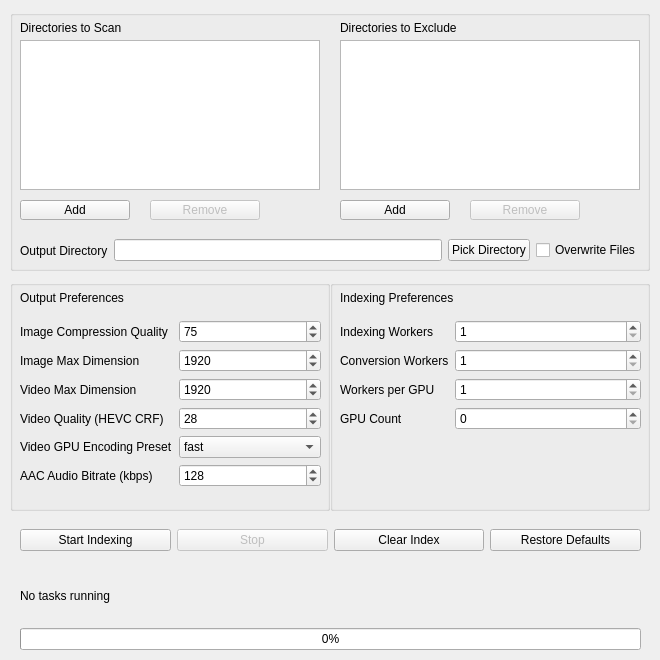
This is assets/mainwindow.ui in sabaatworld/batch-media-compressor as Qt 5 draws it before an edit. The edited form follows.
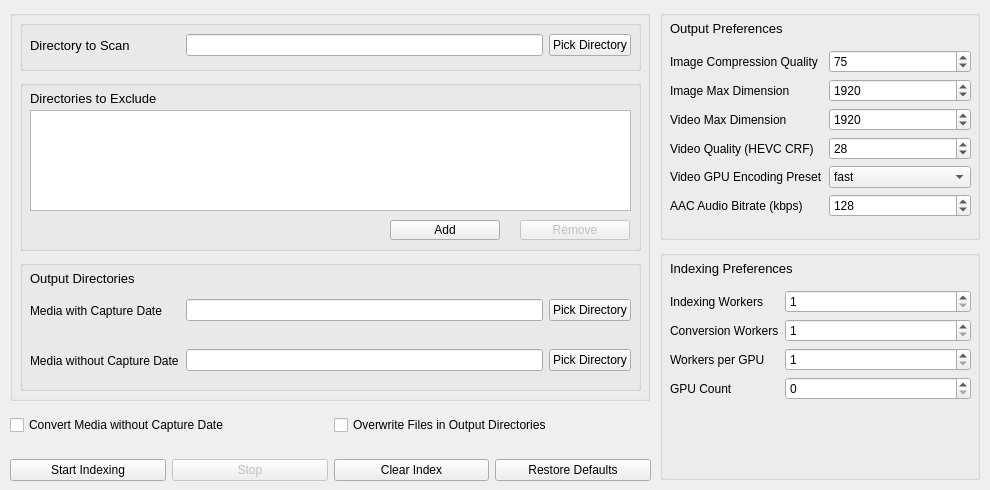
This is the edited form.

Commit message: Added HTTP server. API is not ready yet. Added ability to skip convertion of files with no captureDate. Added ability to have a different directory for files with no captureDate. Revamped UI. Monitored directories are now restricted to one.

Patch:
```diff
--- a/assets/mainwindow.ui
+++ b/assets/mainwindow.ui
@@ -6,8 +6,8 @@
    <rect>
     <x>0</x>
     <y>0</y>
-    <width>660</width>
-    <height>660</height>
+    <width>990</width>
+    <height>490</height>
    </rect>
   </property>
   <property name="windowTitle">
@@ -20,9 +20,9 @@
    <widget class="QWidget" name="horizontalLayoutWidget_2">
     <property name="geometry">
      <rect>
-      <x>20</x>
-      <y>520</y>
-      <width>621</width>
+      <x>10</x>
+      <y>450</y>
+      <width>641</width>
       <height>41</height>
      </rect>
     </property>
@@ -78,42 +78,13 @@
      </item>
     </layout>
    </widget>
-   <widget class="QWidget" name="verticalLayoutWidget">
-    <property name="geometry">
-     <rect>
-      <x>20</x>
-      <y>570</y>
-      <width>621</width>
-      <height>80</height>
-     </rect>
-    </property>
-    <layout class="QVBoxLayout" name="verticalLayout">
-     <item>
-      <widget class="QLabel" name="lblTaskStatus">
-       <property name="text">
-        <string>No tasks running</string>
-       </property>
-      </widget>
-     </item>
-     <item>
-      <widget class="QProgressBar" name="pbTaskProgress">
-       <property name="value">
-        <number>0</number>
-       </property>
-       <property name="textVisible">
-        <bool>true</bool>
-       </property>
-      </widget>
-     </item>
-    </layout>
-   </widget>
    <widget class="QGroupBox" name="groupBox">
     <property name="geometry">
      <rect>
       <x>10</x>
       <y>10</y>
       <width>640</width>
-      <height>261</height>
+      <height>391</height>
      </rect>
     </property>
     <property name="title">
@@ -128,158 +99,250 @@
     <property name="checkable">
      <bool>false</bool>
     </property>
-    <widget class="QLabel" name="Dirs_2">
+    <widget class="QGroupBox" name="groupBox_4">
      <property name="geometry">
       <rect>
-       <x>330</x>
-       <y>10</y>
-       <width>291</width>
-       <height>16</height>
-      </rect>
-     </property>
-     <property name="text">
-      <string>Directories to Exclude</string>
-     </property>
-    </widget>
-    <widget class="QListWidget" name="lwDirsToExclude">
-     <property name="geometry">
-      <rect>
-       <x>330</x>
-       <y>30</y>
-       <width>300</width>
-       <height>150</height>
-      </rect>
-     </property>
-    </widget>
-    <widget class="QPushButton" name="btnAddDirToExclude">
-     <property name="geometry">
-      <rect>
-       <x>330</x>
-       <y>190</y>
-       <width>110</width>
-       <height>20</height>
-      </rect>
-     </property>
-     <property name="text">
-      <string>Add</string>
-     </property>
-    </widget>
-    <widget class="QPushButton" name="btnDelDirToScan">
-     <property name="enabled">
-      <bool>false</bool>
-     </property>
-     <property name="geometry">
-      <rect>
-       <x>140</x>
-       <y>190</y>
-       <width>110</width>
-       <height>20</height>
-      </rect>
-     </property>
-     <property name="text">
-      <string>Remove</string>
-     </property>
-    </widget>
-    <widget class="QListWidget" name="lwDirsToScan">
-     <property name="geometry">
-      <rect>
        <x>10</x>
-       <y>30</y>
-       <width>300</width>
-       <height>150</height>
+       <y>70</y>
+       <width>621</width>
+       <height>171</height>
       </rect>
      </property>
-    </widget>
-    <widget class="QLabel" name="Dirs">
-     <property name="geometry">
-      <rect>
-       <x>10</x>
-       <y>10</y>
-       <width>291</width>
-       <height>16</height>
-      </rect>
+     <property name="title">
+      <string/>
      </property>
-     <property name="text">
-      <string>Directories to Scan</string>
-     </property>
+     <widget class="QListWidget" name="lwDirsToExclude">
+      <property name="geometry">
+       <rect>
+        <x>10</x>
+        <y>30</y>
+        <width>601</width>
+        <height>101</height>
+       </rect>
+      </property>
+     </widget>
+     <widget class="QLabel" name="Dirs_2">
+      <property name="geometry">
+       <rect>
+        <x>10</x>
+        <y>10</y>
+        <width>291</width>
+        <height>16</height>
+       </rect>
+      </property>
+      <property name="font">
+       <font>
+        <pointsize>10</pointsize>
+       </font>
+      </property>
+      <property name="text">
+       <string>Directories to Exclude</string>
+      </property>
+     </widget>
+     <widget class="QPushButton" name="btnDelDirToExclude">
+      <property name="enabled">
+       <bool>false</bool>
+      </property>
+      <property name="geometry">
+       <rect>
+        <x>500</x>
+        <y>140</y>
+        <width>110</width>
+        <height>20</height>
+       </rect>
+      </property>
+      <property name="text">
+       <string>Remove</string>
+      </property>
+     </widget>
+     <widget class="QPushButton" name="btnAddDirToExclude">
+      <property name="geometry">
+       <rect>
+        <x>370</x>
+        <y>140</y>
+        <width>110</width>
+        <height>20</height>
+       </rect>
+      </property>
+      <property name="text">
+       <string>Add</string>
+      </property>
+     </widget>
     </widget>
-    <widget class="QPushButton" name="btnAddDirToScan">
+    <widget class="QGroupBox" name="groupBox_5">
      <property name="geometry">
       <rect>
        <x>10</x>
-       <y>190</y>
-       <width>110</width>
-       <height>20</height>
+       <y>250</y>
+       <width>621</width>
+       <height>131</height>
       </rect>
      </property>
-     <property name="text">
-      <string>Add</string>
+     <property name="title">
+      <string/>
      </property>
+     <widget class="QLabel" name="Dirs_3">
+      <property name="geometry">
+       <rect>
+        <x>10</x>
+        <y>10</y>
+        <width>291</width>
+        <height>16</height>
+       </rect>
+      </property>
+      <property name="font">
+       <font>
+        <pointsize>10</pointsize>
+       </font>
+      </property>
+      <property name="text">
+       <string>Output Directories</string>
+      </property>
+     </widget>
+     <widget class="QWidget" name="horizontalLayoutWidget">
+      <property name="geometry">
+       <rect>
+        <x>10</x>
+        <y>30</y>
+        <width>601</width>
+        <height>41</height>
+       </rect>
+      </property>
+      <layout class="QHBoxLayout" name="horizontalLayout">
+       <item>
+        <widget class="QLabel" name="label">
+         <property name="minimumSize">
+          <size>
+           <width>150</width>
+           <height>0</height>
+          </size>
+         </property>
+         <property name="text">
+          <string>Media with Capture Date</string>
+         </property>
+        </widget>
+       </item>
+       <item>
+        <widget class="QLineEdit" name="txtOutputDir">
+         <property name="readOnly">
+          <bool>true</bool>
+         </property>
+        </widget>
+       </item>
+       <item>
+        <widget class="QPushButton" name="btnPickOutputDir">
+         <property name="text">
+          <string>Pick Directory</string>
+         </property>
+        </widget>
+       </item>
+      </layout>
+     </widget>
+     <widget class="QWidget" name="horizontalLayoutWidget_4">
+      <property name="geometry">
+       <rect>
+        <x>10</x>
+        <y>80</y>
+        <width>601</width>
+        <height>41</height>
+       </rect>
+      </property>
+      <layout class="QHBoxLayout" name="horizontalLayout_4">
+       <item>
+        <widget class="QLabel" name="label_8">
+         <property name="minimumSize">
+          <size>
+           <width>150</width>
+           <height>0</height>
+          </size>
+         </property>
+         <property name="text">
+          <string>Media without Capture Date</string>
+         </property>
+        </widget>
+       </item>
+       <item>
+        <widget class="QLineEdit" name="txtUnknownOutputDir">
+         <property name="readOnly">
+          <bool>true</bool>
+         </property>
+        </widget>
+       </item>
+       <item>
+        <widget class="QPushButton" name="btnPickUnknownOutputDir">
+         <property name="text">
+          <string>Pick Directory</string>
+         </property>
+        </widget>
+       </item>
+      </layout>
+     </widget>
     </widget>
-    <widget class="QPushButton" name="btnDelDirToExclude">
-     <property name="enabled">
-      <bool>false</bool>
-     </property>
+    <widget class="QGroupBox" name="groupBox_6">
      <property name="geometry">
       <rect>
-       <x>460</x>
-       <y>190</y>
-       <width>110</width>
-       <height>20</height>
-      </rect>
-     </property>
-     <property name="text">
-      <string>Remove</string>
-     </property>
-    </widget>
-    <widget class="QWidget" name="horizontalLayoutWidget">
-     <property name="geometry">
-      <rect>
        <x>10</x>
-       <y>220</y>
+       <y>10</y>
        <width>621</width>
-       <height>41</height>
+       <height>51</height>
       </rect>
      </property>
-     <layout class="QHBoxLayout" name="horizontalLayout">
-      <item>
-       <widget class="QLabel" name="label">
-        <property name="text">
-         <string>Output Directory</string>
-        </property>
-       </widget>
-      </item>
-      <item>
-       <widget class="QLineEdit" name="txtOutputDir">
-        <property name="readOnly">
-         <bool>true</bool>
-        </property>
-       </widget>
-      </item>
-      <item>
-       <widget class="QPushButton" name="btnPickOutputDir">
-        <property name="text">
-         <string>Pick Directory</string>
-        </property>
-       </widget>
-      </item>
-      <item>
-       <widget class="QCheckBox" name="chkOverwriteFiles">
-        <property name="text">
-         <string>Overwrite Files</string>
-        </property>
-       </widget>
-      </item>
-     </layout>
+     <property name="title">
+      <string/>
+     </property>
+     <widget class="QWidget" name="horizontalLayoutWidget_3">
+      <property name="geometry">
+       <rect>
+        <x>10</x>
+        <y>10</y>
+        <width>601</width>
+        <height>31</height>
+       </rect>
+      </property>
+      <layout class="QHBoxLayout" name="horizontalLayout_3">
+       <item>
+        <widget class="QLabel" name="label_9">
+         <property name="minimumSize">
+          <size>
+           <width>150</width>
+           <height>0</height>
+          </size>
+         </property>
+         <property name="font">
+          <font>
+           <pointsize>10</pointsize>
+          </font>
+         </property>
+         <property name="text">
+          <string>Directory to Scan</string>
+         </property>
+        </widget>
+       </item>
+       <item>
+        <widget class="QLineEdit" name="txtMonitoredDir">
+         <property name="readOnly">
+          <bool>true</bool>
+         </property>
+        </widget>
+       </item>
+       <item>
+        <widget class="QPushButton" name="btnPickMonitoredDir">
+         <property name="text">
+          <string>Pick Directory</string>
+         </property>
+        </widget>
+       </item>
+      </layout>
+     </widget>
     </widget>
    </widget>
    <widget class="QGroupBox" name="groupBox_2">
     <property name="geometry">
      <rect>
-      <x>10</x>
-      <y>280</y>
+      <x>660</x>
+      <y>10</y>
       <width>320</width>
-      <height>231</height>
+      <height>230</height>
      </rect>
     </property>
     <property name="styleSheet">
@@ -499,6 +562,11 @@
        <height>16</height>
       </rect>
      </property>
+     <property name="font">
+      <font>
+       <pointsize>10</pointsize>
+      </font>
+     </property>
      <property name="text">
       <string>Output Preferences</string>
      </property>
@@ -507,10 +575,10 @@
    <widget class="QGroupBox" name="groupBox_3">
     <property name="geometry">
      <rect>
-      <x>330</x>
-      <y>280</y>
+      <x>660</x>
+      <y>250</y>
       <width>320</width>
-      <height>231</height>
+      <height>230</height>
      </rect>
     </property>
     <property name="styleSheet">
@@ -638,11 +706,42 @@
        <height>16</height>
       </rect>
      </property>
+     <property name="font">
+      <font>
+       <pointsize>10</pointsize>
+      </font>
+     </property>
      <property name="text">
       <string>Indexing Preferences</string>
      </property>
     </widget>
    </widget>
+   <widget class="QWidget" name="horizontalLayoutWidget_5">
+    <property name="geometry">
+     <rect>
+      <x>10</x>
+      <y>410</y>
+      <width>641</width>
+      <height>31</height>
+     </rect>
+    </property>
+    <layout class="QHBoxLayout" name="horizontalLayout_5">
+     <item>
+      <widget class="QCheckBox" name="chkConvertUnknown">
+       <property name="text">
+        <string>Convert Media without Capture Date</string>
+       </property>
+      </widget>
+     </item>
+     <item>
+      <widget class="QCheckBox" name="chkOverwriteFiles">
+       <property name="text">
+        <string>Overwrite Files in Output Directories</string>
+       </property>
+      </widget>
+     </item>
+    </layout>
+   </widget>
   </widget>
  </widget>
  <resources/>
```
The commit also changes 9 other files.
